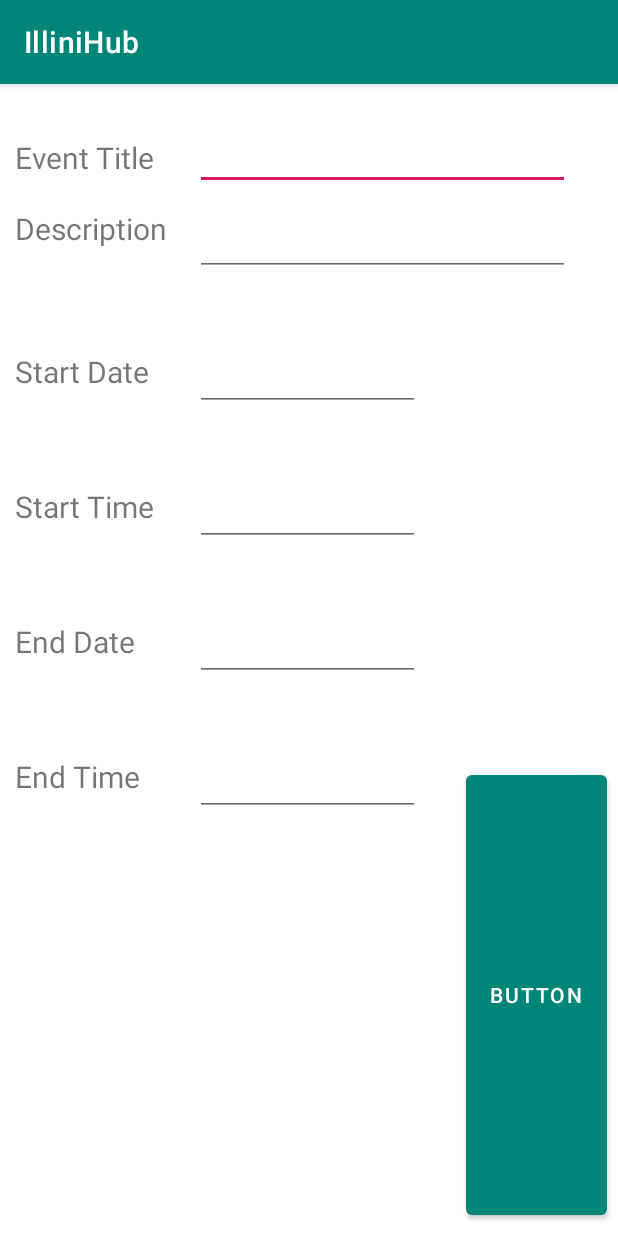
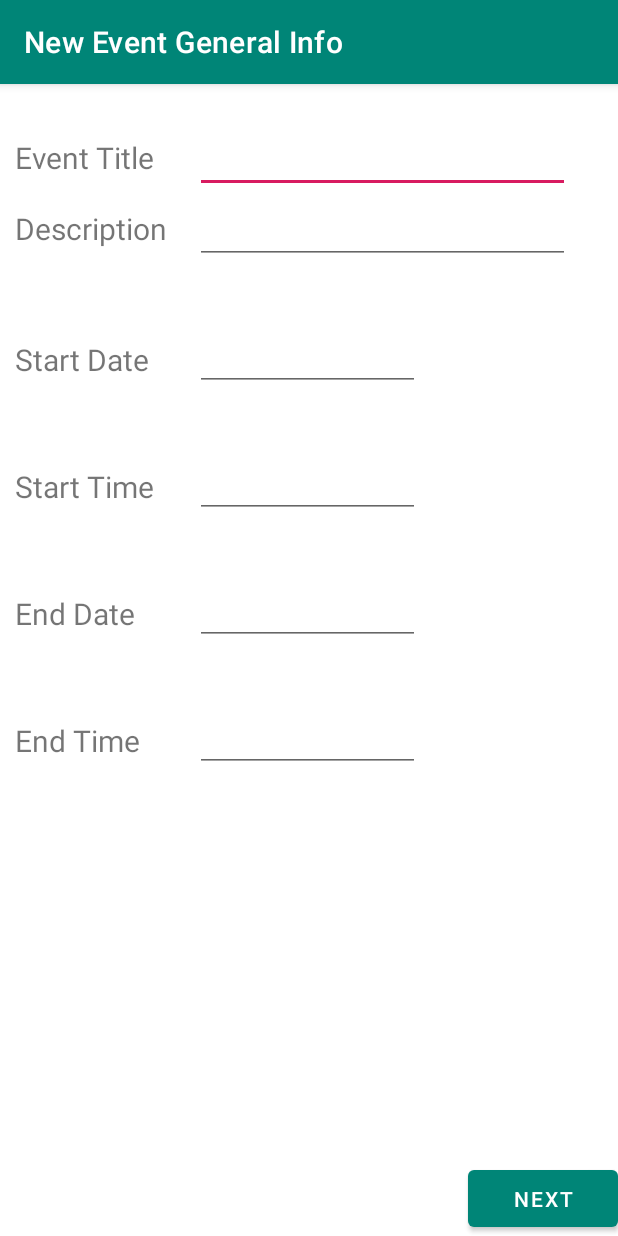
Before and after one commit to L33thaxor118/IlliniHub, an Android app: the CreateEventActivity screen opened directly, with no data from a screen before it, on a phone screen of 412 x 824 dp. Run offline under Robolectric (Android 15) with nearby library versions, the phone set to English and light mode, and no system bars.

Commit message:
fixed layout a bit

```diff
--- a/app/src/main/java/com/example/alanrgan/illinihub/CreateEventActivity.java
+++ b/app/src/main/java/com/example/alanrgan/illinihub/CreateEventActivity.java
@@ -48,6 +48,7 @@ public class CreateEventActivity extends AppCompatActivity implements View.OnCli
 
   @Override
   protected void onCreate(Bundle savedInstanceState) {
+    setTitle("New Event General Info");
     super.onCreate(savedInstanceState);
     setContentView(R.layout.activity_create_event);
     nextButton = (Button)findViewById(R.id.nextButton);
--- a/app/src/main/java/com/example/alanrgan/illinihub/ReviewNewEventActivity.java
+++ b/app/src/main/java/com/example/alanrgan/illinihub/ReviewNewEventActivity.java
@@ -58,6 +58,7 @@ public class ReviewNewEventActivity extends AppCompatActivity implements View.On
   private int mEndYear, mEndMonth, mEndDay, mEndHour, mEndMinute;
   @Override
   protected void onCreate(Bundle savedInstanceState) {
+    setTitle("Review Information");
     super.onCreate(savedInstanceState);
     setContentView(R.layout.activity_review_new_event);
     Intent intent = getIntent();
--- a/app/src/main/java/com/example/alanrgan/illinihub/SelectLocationActivity.java
+++ b/app/src/main/java/com/example/alanrgan/illinihub/SelectLocationActivity.java
@@ -51,6 +51,7 @@ public class SelectLocationActivity extends LocationActivity implements OnMapRea
 
   @Override
   protected void onCreate(Bundle savedInstanceState) {
+    setTitle("Select Event Location");
     super.onCreate(savedInstanceState);
     Mapbox.getInstance(this, getString(R.string.mapbox_access_token));
     setContentView(R.layout.activity_select_location);
--- a/app/src/main/java/com/example/alanrgan/illinihub/SelectTagsActivity.java
+++ b/app/src/main/java/com/example/alanrgan/illinihub/SelectTagsActivity.java
@@ -32,6 +32,7 @@ public class SelectTagsActivity extends AppCompatActivity implements FilterDrawe
 
   @Override
   protected void onCreate(Bundle savedInstanceState) {
+    setTitle("Select Event Tags");
     super.onCreate(savedInstanceState);
     setContentView(R.layout.activity_select_tags);
 
--- a/app/src/main/res/layout/activity_create_event.xml
+++ b/app/src/main/res/layout/activity_create_event.xml
@@ -21,9 +21,9 @@
         <EditText
             android:id="@+id/title"
             android:layout_width="250dp"
-            android:layout_height="35dp"
+            android:layout_height="wrap_content"
             android:layout_toRightOf="@id/add_title_text"
-            android:layout_alignTop="@id/add_title_text"
+            android:layout_alignBaseline="@id/add_title_text"
             />
         <TextView
             android:id="@+id/add_description_text"
@@ -39,7 +39,7 @@
             android:layout_width="250dp"
             android:layout_height="wrap_content"
             android:layout_toRightOf="@id/add_description_text"
-            android:layout_alignTop="@id/add_description_text"
+            android:layout_alignBaseline="@id/add_description_text"
             android:inputType="textMultiLine"
             />
 
@@ -58,7 +58,7 @@
             android:layout_height="40dp"
             android:textSize="15dp"
             android:layout_toRightOf="@id/add_startDate_text"
-            android:layout_alignTop="@id/add_startDate_text"
+            android:layout_alignBaseline="@id/add_startDate_text"
             android:editable="false"
             android:focusable="false"/>
         <TextView
@@ -76,7 +76,7 @@
             android:layout_height="40dp"
             android:textSize="15dp"
             android:layout_toRightOf="@id/add_startTime_text"
-            android:layout_alignTop="@id/add_startTime_text"
+            android:layout_alignBaseline="@id/add_startTime_text"
             android:editable="false"
             android:focusable="false"/>
         <TextView
@@ -94,7 +94,7 @@
             android:layout_height="40dp"
             android:textSize="15dp"
             android:layout_toRightOf="@id/add_endDate_text"
-            android:layout_alignTop="@id/add_endDate_text"
+            android:layout_alignBaseline="@id/add_endDate_text"
             android:editable="false"
             android:focusable="false"/>
 
@@ -113,27 +113,18 @@
             android:layout_height="40dp"
             android:textSize="15dp"
             android:layout_toRightOf="@id/add_endTime_text"
-            android:layout_alignTop="@id/add_endTime_text"
+            android:layout_alignBaseline="@id/add_endTime_text"
             android:editable="false"
             android:focusable="false"/>
 
         <Button
             android:id="@+id/nextButton"
-            android:layout_width="wrap_content"
-            android:layout_height="wrap_content"
-            android:layout_below="@+id/endTime"
+            android:layout_width="100dp"
+            android:layout_height="50dp"
             android:layout_alignParentEnd="true"
             android:layout_alignParentRight="true"
             android:layout_alignParentBottom="true"
-            android:layout_marginStart="9dp"
-            android:layout_marginLeft="9dp"
-            android:layout_marginTop="-33dp"
-            android:layout_marginEnd="7dp"
-            android:layout_marginRight="7dp"
-            android:layout_marginBottom="8dp"
-            app:layout_constraintBottom_toBottomOf="parent"
-            app:layout_constraintEnd_toEndOf="parent"
-            android:text="Button" />
+            android:text="Next" />
 
 
     </RelativeLayout>
--- a/app/src/main/res/layout/activity_select_tags.xml
+++ b/app/src/main/res/layout/activity_select_tags.xml
@@ -10,7 +10,11 @@
         android:id="@+id/filterDrawer"
         android:name="com.example.alanrgan.illinihub.FilterDrawerFragment"
         android:layout_width="match_parent"
-        android:layout_height="match_parent" />
+        android:layout_height="match_parent"
+        android:layout_marginLeft="10dp"
+        android:layout_marginRight="10dp"
+        android:layout_marginBottom="10dp"
+        android:layout_marginTop="10dp"/>
     <Button
         android:id="@+id/nextButton"
         android:text="Next"
--- a/app/src/main/res/layout/filter_drawer.xml
+++ b/app/src/main/res/layout/filter_drawer.xml
@@ -19,6 +19,7 @@
         </SearchView>
 
         <GridView
+            android:layout_margin="10dp"
             android:id="@+id/selected_tag_container"
             android:layout_height= "200dp"
             android:layout_width="match_parent"
@@ -31,8 +32,13 @@
             >
 
         </GridView>
+        <View
+            android:layout_width="match_parent"
+            android:layout_height="1dp"
+            android:background="@android:color/darker_gray"/>
 
         <GridView
+            android:layout_margin="10dp"
             android:id="@+id/unselected_tag_container"
             android:layout_height="200dp"
             android:layout_width="match_parent"
```
Also changed, not shown: app/src/main/res/layout/activity_review_new_event.xml (+24 -22 lines).
